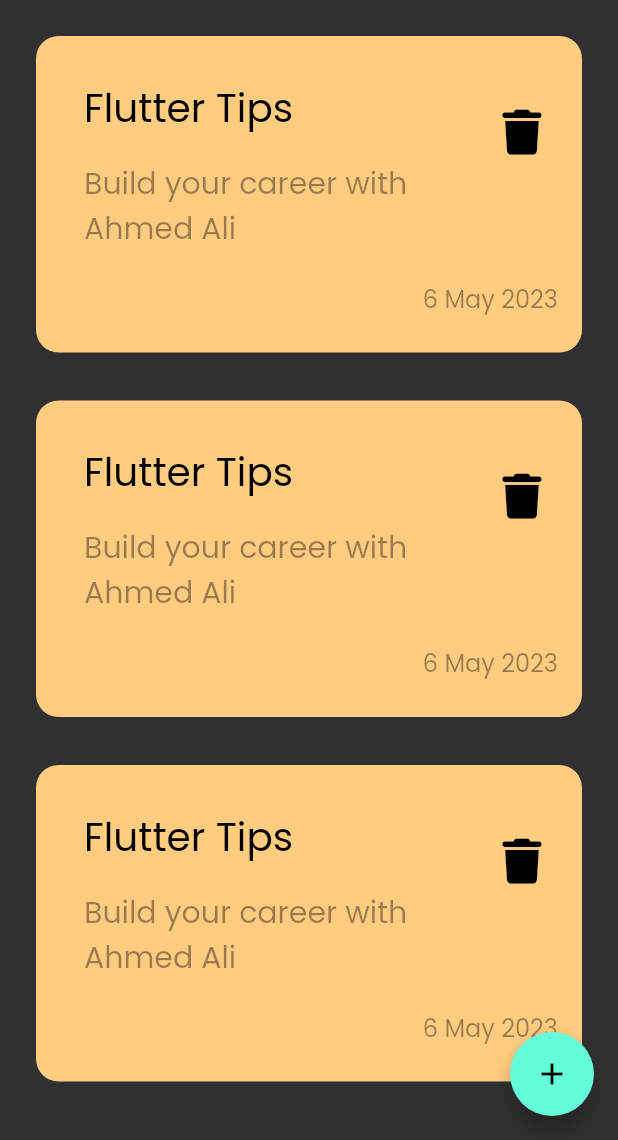
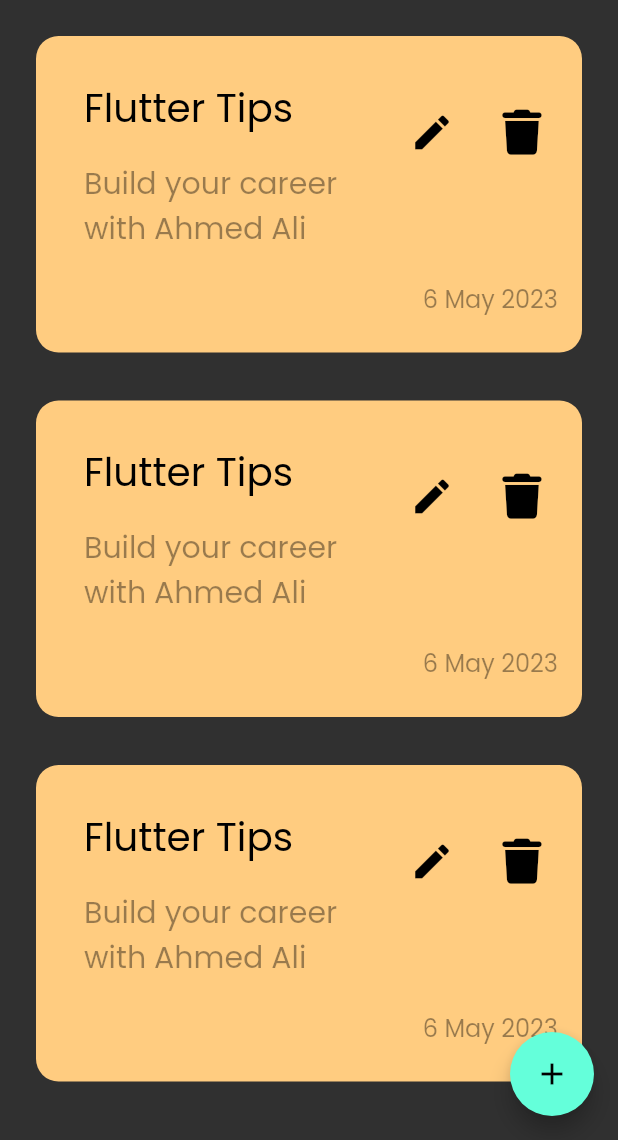
Before and after one commit to AhmedAli807/note, a Flutter app: the screen it shows after launch, on a phone screen of 412 x 824 dp, the part 96-1236 px from its top. Run offline on Flutter 3.47's test engine with Material 2 defaults, Android fonts, the phone set to English and light mode, and no system bars; our stand-ins replace font_awesome_flutter.

```diff
--- a/lib/views/widgets/note_item.dart
+++ b/lib/views/widgets/note_item.dart
@@ -1,5 +1,7 @@
 import 'package:flutter/material.dart';
 import 'package:font_awesome_flutter/font_awesome_flutter.dart';
+import 'package:untitled11/views/widgets/edit_body_view.dart';
+import 'package:untitled11/views/widgets/trailing_icon.dart';
 
 class NoteItem extends StatelessWidget {
   const NoteItem({
@@ -10,6 +12,8 @@ class NoteItem extends StatelessWidget {
   Widget build(BuildContext context) {
     return Padding(
       padding: const EdgeInsets.only(top: 16.0),
+      child: GestureDetector(
+        onTap: (){},
         child: Container(
           padding: const EdgeInsets.only(top: 24,bottom: 24,left: 16),
           decoration: BoxDecoration(
@@ -35,12 +39,17 @@ class NoteItem extends StatelessWidget {
                         color: Colors.black.withOpacity(0.4)
                     ),),
                 ),
-              trailing:  IconButton(
-                onPressed: (){},
-                icon: const FaIcon(FontAwesomeIcons.trash,
-                  color: Colors.black,
-                  size: 30,),
+                trailing:
+                     Wrap(
+                       spacing: 12,
+                       children: [
+                         TrailingIconButton(icon:Icons.edit,color:Colors.black,onPressed: (){
+                           Navigator.push(context, MaterialPageRoute(builder: (context)=>const EditViewBody()));
+                         },),
+                         TrailingIconButton(icon:FontAwesomeIcons.trash,color:Colors.black,onPressed: (){},),
+                       ],
                      ),
+
                 ),
               Padding(
                 padding: const EdgeInsets.only(right: 16.0),
@@ -53,6 +62,7 @@ class NoteItem extends StatelessWidget {
             ],
           ),
         ),
+      ),
     );
   }
 }
--- /dev/null
+++ b/lib/views/widgets/trailing_icon.dart
@@ -0,0 +1,21 @@
+import 'package:flutter/material.dart';
+import 'package:font_awesome_flutter/font_awesome_flutter.dart';
+
+class TrailingIconButton extends StatelessWidget {
+   TrailingIconButton({required this.icon,this.color,required this.onPressed,
+    super.key,
+  });
+IconData ?icon;
+double size=30;
+Color ?color;
+ void Function()? onPressed;
+  @override
+  Widget build(BuildContext context) {
+    return IconButton(
+      onPressed: onPressed,
+      icon:  FaIcon(icon,
+        color: color,
+        size: size,),
+    );
+  }
+}
```
Also changed, not shown: lib/views/edit_view.dart (added, +11 -0 lines), lib/views/widgets/edit_body_view.dart (added, +12 -0 lines). Lines whose indentation alone changed are shown as unchanged.
